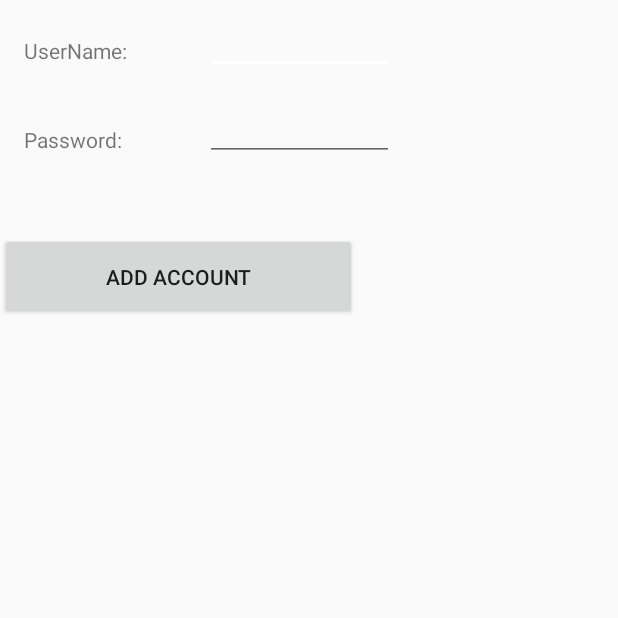
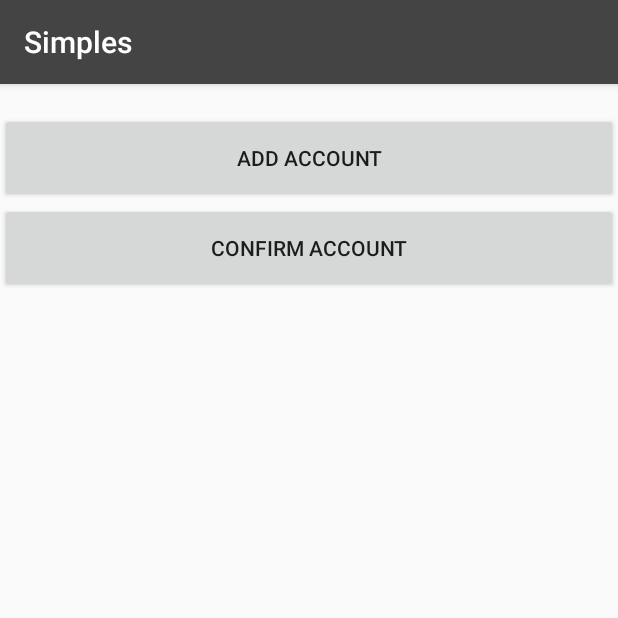
Before and after one commit to songtao542/Simples, an Android app: the AccountTestActivity screen opened directly, with no data from a screen before it, after a tap on "ADD ACCOUNT", on a phone screen of 412 x 824 dp, the top half of it. Run offline under Robolectric (Android 15) with nearby library versions, the phone set to English and light mode, and no system bars; our stand-ins replace ButterKnife.

Commit message:
Account demo test
Signed-off-by: wangsongtao <wangsongtao@le.com>

```diff
--- a/app/src/main/java/com/song/example/account/AccountTestActivity.java
+++ b/app/src/main/java/com/song/example/account/AccountTestActivity.java
@@ -1,72 +1,94 @@
 package com.song.example.account;
 
 import android.accounts.Account;
-import android.accounts.AccountAuthenticatorActivity;
 import android.accounts.AccountManager;
-import android.content.ContentResolver;
+import android.app.Activity;
 import android.content.Context;
 import android.content.Intent;
+import android.support.v7.app.AppCompatActivity;
 import android.os.Bundle;
-import android.text.TextUtils;
 import android.util.Log;
 import android.view.View;
-import android.widget.EditText;
-import android.widget.Toast;
+import android.widget.Button;
+import android.widget.TextView;
 
 import com.song.example.LogTag;
 import com.song.example.R;
-import com.song.example.provider.BookContent;
+import com.song.example.dagger.DaggerTestActivity;
+import com.song.example.nestedscroll.NestedScrollTestActivity;
+import com.song.example.okhttp.OkhttpTestActivity;
+import com.song.example.provider.ContentProviderTestActivity;
+import com.song.example.rxjava.RxJavaTestActivity;
+import com.song.example.scroller.ScrollerTestActivity;
+import com.song.example.service.ServiceTestActivity;
+import com.song.example.tile.TileTestActivity;
 
 import butterknife.BindView;
 import butterknife.ButterKnife;
 
 
-public class AccountTestActivity extends AccountAuthenticatorActivity {
-
+public class AccountTestActivity extends AppCompatActivity {
     public static final String ACCOUNT_TYPE = AccountConstants.ACCOUNT_TYPE;
     public static final String AUTHORITY = AccountConstants.AUTHORITY;
 
-    @BindView(R.id.username)
-    EditText mUsername;
-    @BindView(R.id.password)
-    EditText mPassword;
+    @BindView(R.id.addAccount)
+    Button mAddAccount;
+    @BindView(R.id.confirimAccount)
+    Button mConfirmAccount;
+    @BindView(R.id.textview)
+    TextView mTextView;
+
+    AccountManager mAccountManager;
+    Account[] accounts;
 
     @Override
     protected void onCreate(Bundle savedInstanceState) {
         super.onCreate(savedInstanceState);
         setContentView(R.layout.activity_account_test);
         ButterKnife.bind(this);
+
+        OnClickListener listener = new OnClickListener(this);
+        mAddAccount.setOnClickListener(listener);
+        mConfirmAccount.setOnClickListener(listener);
+
+        mAccountManager = (AccountManager) getSystemService(Context.ACCOUNT_SERVICE);
+
+        accounts = mAccountManager.getAccountsByType(ACCOUNT_TYPE);
+
+        for (Account ac : accounts) {
+            mTextView.append(ac.name + ":" + ac.type + "\n");
+        }
+
     }
 
+    static class OnClickListener implements View.OnClickListener {
 
-    public void handleLogin(View view) {
+        AccountTestActivity context;
 
-        String username = mUsername.getText().toString();
+        public OnClickListener(AccountTestActivity context) {
+            this.context = context;
+        }
 
-        String password = mPassword.getText().toString();
-        if (TextUtils.isEmpty(username) || TextUtils.isEmpty(password)) {
-            Toast.makeText(this, "User name or password must be not empty", Toast.LENGTH_SHORT).show();
-        } else {
-            Log.i(LogTag.TAG, "handleLogin");
-            AccountManager accountManager = (AccountManager) getSystemService(Context.ACCOUNT_SERVICE);
-            final Account account = new Account(username, ACCOUNT_TYPE);
-//            if (mRequestNewAccount) {
-            accountManager.addAccountExplicitly(account, password, null);
-//                // Set contacts sync for this account.
-//                ContentResolver.setSyncAutomatically(account, ContactsContract.AUTHORITY, true);
-//            } else {
-            //accountManager.setPassword(account, password);
-//            }
-
-            ContentResolver.setIsSyncable(account, AUTHORITY, 1);
-            ContentResolver.setSyncAutomatically(account, AUTHORITY, true);
-
-            final Intent intent = new Intent();
-            intent.putExtra(AccountManager.KEY_ACCOUNT_NAME, username);
-            intent.putExtra(AccountManager.KEY_ACCOUNT_TYPE, ACCOUNT_TYPE);
-            setAccountAuthenticatorResult(intent.getExtras());
-            setResult(RESULT_OK, intent);
-            finish();
+        @Override
+        public void onClick(View v) {
+            switch (v.getId()) {
+                case R.id.addAccount:
+                    Log.d(LogTag.TAG, "click addAccount button");
+                    Bundle bundle = new Bundle();
+                    bundle.putString("op1", "op1");
+                    bundle.putInt("op2", 2);
+                    bundle.putDouble("op3", 3.33);
+                    context.mAccountManager.addAccount(ACCOUNT_TYPE, "auth_token_type", new String[]{"f1", "f2"}, bundle, context, null, null);
+                    break;
+                case R.id.confirimAccount:
+                    Log.d(LogTag.TAG, "click confirimAccount button");
+                    Bundle bundle1 = new Bundle();
+                    bundle1.putString("op1", "op1");
+                    bundle1.putInt("op2", 2);
+                    bundle1.putDouble("op3", 3.33);
+                    context.mAccountManager.confirmCredentials(context.accounts[0], bundle1, context, null, null);
+                    break;
+            }
         }
     }
 }
--- a/app/src/main/java/com/song/example/tile/TileTestActivity.java
+++ b/app/src/main/java/com/song/example/tile/TileTestActivity.java
@@ -19,6 +19,7 @@ public class TileTestActivity extends AppCompatActivity {
         textView = (TextView) findViewById(R.id.textView);
         printUri("content://com.android.email.provider/account/1234");
         printUri("content://com.android.email.provider/account?name=song");
+
     }
 
     private void printUri(String uristr) {
--- a/app/src/main/res/layout/activity_account_test.xml
+++ b/app/src/main/res/layout/activity_account_test.xml
@@ -1,62 +1,28 @@
 <?xml version="1.0" encoding="utf-8"?>
-<android.support.constraint.ConstraintLayout xmlns:android="http://schemas.android.com/apk/res/android"
+<LinearLayout xmlns:android="http://schemas.android.com/apk/res/android"
     xmlns:app="http://schemas.android.com/apk/res-auto"
     xmlns:tools="http://schemas.android.com/tools"
     android:layout_width="match_parent"
     android:layout_height="match_parent"
+    android:orientation="vertical"
     tools:context="com.song.example.account.AccountTestActivity">
 
     <TextView
-        android:id="@+id/label1"
-        android:layout_width="wrap_content"
-        android:layout_height="wrap_content"
-        android:layout_marginLeft="16dp"
-        android:layout_marginStart="16dp"
-        android:layout_marginTop="24dp"
-        android:text="UserName:"
-        app:layout_constraintLeft_toLeftOf="parent"
-        app:layout_constraintTop_toTopOf="parent"
-        tools:ignore="MissingConstraints" />
-
-    <EditText
-        android:id="@+id/username"
-        android:layout_width="126dp"
-        android:layout_height="39dp"
-        android:layout_marginLeft="51dp"
-        android:layout_marginStart="51dp"
-        app:layout_constraintBaseline_toBaselineOf="@+id/label1"
-        app:layout_constraintLeft_toRightOf="@+id/label1"
-        tools:ignore="MissingConstraints" />
-
-    <TextView
-        android:id="@+id/label2"
-        android:layout_width="wrap_content"
-        android:layout_height="wrap_content"
-        android:layout_marginLeft="16dp"
-        android:layout_marginStart="16dp"
-        android:layout_marginTop="40dp"
-        android:text="Password:"
-        app:layout_constraintLeft_toLeftOf="parent"
-        app:layout_constraintTop_toBottomOf="@+id/label1"
-        tools:ignore="MissingConstraints" />
-
-    <EditText
-        android:id="@+id/password"
-        android:layout_width="126dp"
-        android:layout_height="38dp"
-        android:layout_marginLeft="55dp"
-        android:layout_marginStart="55dp"
-        app:layout_constraintBaseline_toBaselineOf="@+id/label2"
-        app:layout_constraintLeft_toRightOf="@+id/label2"
-        tools:ignore="MissingConstraints" />
+        android:id="@+id/textview"
+        android:layout_width="match_parent"
+        android:layout_height="wrap_content"/>
 
     <Button
-        android:layout_width="238dp"
-        android:layout_height="58dp"
-        android:layout_marginTop="48dp"
-        android:onClick="handleLogin"
-        android:text="Add Account"
-        app:layout_constraintTop_toBottomOf="@+id/password"
-        tools:layout_editor_absoluteX="16dp" />
+        android:id="@+id/addAccount"
+        android:layout_width="match_parent"
+        android:layout_height="60dp"
+        android:text="Add Account" />
 
-</android.support.constraint.ConstraintLayout>
+    <Button
+        android:id="@+id/confirimAccount"
+        android:layout_width="match_parent"
+        android:layout_height="60dp"
+        android:text="Confirm Account" />
+
+
+</LinearLayout>
--- a/app/src/main/res/values/colors.xml
+++ b/app/src/main/res/values/colors.xml
@@ -2,5 +2,5 @@
 <resources>
     <color name="colorPrimary">#444444</color>
     <color name="colorPrimaryDark">#444444</color>
-    <color name="colorAccent">#FFFFFF</color>
+    <color name="colorAccent">#FF00FF</color>
 </resources>
--- a/app/src/main/res/values/styles.xml
+++ b/app/src/main/res/values/styles.xml
@@ -6,12 +6,15 @@
         <item name="colorPrimary">@color/colorPrimary</item>
         <item name="colorPrimaryDark">@color/colorPrimaryDark</item>
         <item name="colorAccent">@color/colorAccent</item>
+        <item name="editTextStyle">@style/MyEditTextStyle</item>
     </style>
 
     <style name="AppTheme.NoActionBar">
         <item name="windowActionBar">false</item>
         <item name="windowNoTitle">true</item>
     </style>
+
+    <style name="MyEditTextStyle" parent="Widget.AppCompat.EditText"></style>
 
     <style name="AppTheme.AppBarOverlay" parent="ThemeOverlay.AppCompat.Dark.ActionBar" />
 
@@ -20,9 +23,11 @@
     <style name="MyTheme" parent="android:Theme.Holo.Light">
 
     </style>
+
     <style name="MyTheme1" parent="@android:style/Theme.Holo.Light">
 
     </style>
+
     <style name="MyTheme2" parent="MyTheme">
 
     </style>
--- a/app/src/main/res/xml/authenticator_test.xml
+++ b/app/src/main/res/xml/authenticator_test.xml
@@ -25,5 +25,6 @@
     android:icon="@mipmap/ic_launcher"
     android:smallIcon="@mipmap/ic_launcher"
     android:label="@string/account_manager_test_name"
+    android:userVisible="true"
     android:accountPreferences="@xml/account_preferences"
 />
```
Also changed, not shown: app/src/main/AndroidManifest.xml (+9 -3 lines), app/src/main/java/com/song/example/LauncherActivity.java (+4 -11 lines), app/src/main/java/com/song/example/account/AddAccountTestActivity.java (added, +71 -0 lines), app/src/main/java/com/song/example/account/Authenticator.java (+12 -2 lines), app/src/main/java/com/song/example/account/ConfirmCredentialsTestActivity.java (added, +66 -0 lines), app/src/main/res/layout/activity_add_account_test.xml (added, +62 -0 lines), app/src/main/res/layout/activity_confirm_credentials_test.xml (added, +73 -0 lines).
